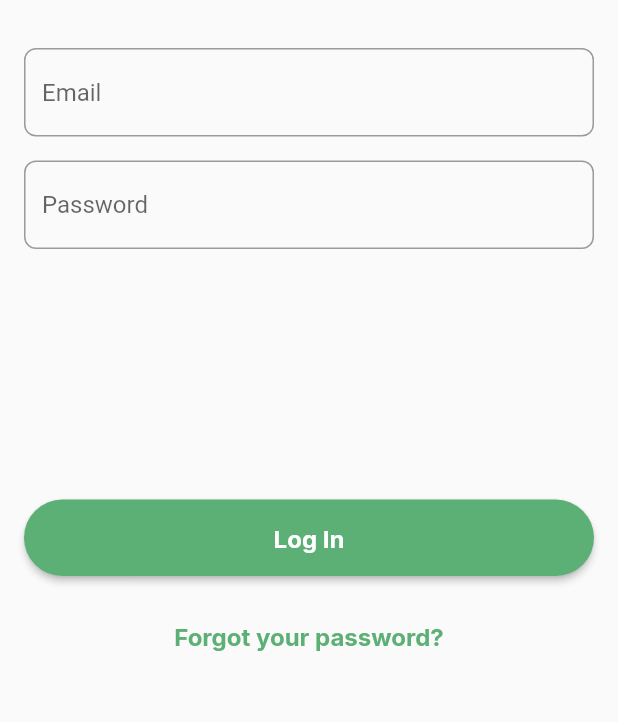
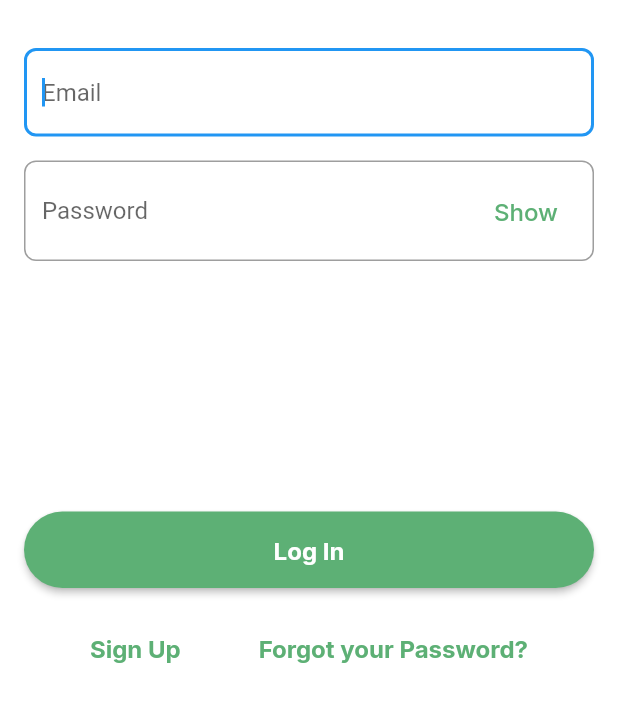
Before and after one commit to agunghanifan/Project_Nyemplung, a Flutter app: the screen it shows after launch, on a phone screen of 412 x 824 dp, the part 102-824 px from its top. Run offline on Flutter 3.47's test engine with Material 2 defaults, Android fonts, the phone set to English and light mode, and no system bars; our stand-ins replace google_fonts.

Commit message:
add new signup page and recovery account page, modify login page for add setState Obscure on TextFormField and add new button recovery account page

```diff
--- a/wontfail/lib/pages/login_page.dart
+++ b/wontfail/lib/pages/login_page.dart
@@ -1,4 +1,6 @@
 import "package:flutter/material.dart";
+import 'package:wontfail/pages/recovery_acc_page.dart';
+import "package:wontfail/pages/signup_page.dart";
 import "package:wontfail/themes.dart";
 
 class LoginPage extends StatefulWidget {
@@ -10,10 +12,12 @@ class LoginPage extends StatefulWidget {
 
 class _LoginPageState extends State<LoginPage> {
   final _formKey = GlobalKey<FormState>();
+  bool _isObscure = true;
 
   @override
   Widget build(BuildContext context) {
     return Scaffold(
+        backgroundColor: whiteColor,
         body: SafeArea(
             bottom: false,
             child: Padding(
@@ -33,12 +37,12 @@ class _LoginPageState extends State<LoginPage> {
                         child: Column(
                           children: [
                             TextFormField(
+                              autofocus: true,
                               decoration: InputDecoration(
                                   hintText: 'Email',
                                   border: OutlineInputBorder(
                                     borderRadius: BorderRadius.circular(8),
-                                      borderSide:
-                                          BorderSide(color: blackColor))),
+                                  )),
                               validator: (value) {
                                 if (value == null || value.isEmpty) {
                                   return 'Please enter some text';
@@ -54,9 +58,25 @@ class _LoginPageState extends State<LoginPage> {
                                 hintText: 'Password',
                                 border: OutlineInputBorder(
                                   borderRadius: BorderRadius.circular(8),
-                                      borderSide:
-                                          BorderSide(color: blackColor))),
-                              obscureText: true,
+                                ),
+                                suffixIcon: TextButton(
+                                  onPressed: () {
+                                    print('trigger show');
+                                    setState(() {
+                                      _isObscure = !_isObscure;
+                                    });
+                                  },
+                                  child: Container(
+                                      padding: const EdgeInsets.symmetric(
+                                          vertical: 16, horizontal: 16),
+                                      child: Text(
+                                        'Show',
+                                        style: buttonTextTextStyle.copyWith(
+                                            fontWeight: FontWeight.w500),
+                                      )),
+                                ),
+                              ),
+                              obscureText: _isObscure,
                               validator: (value) {
                                 if (value == null || value.isEmpty) {
                                   return 'Please enter the Password';
@@ -76,14 +96,17 @@ class _LoginPageState extends State<LoginPage> {
                                   if (_formKey.currentState!.validate()) {
                                     ScaffoldMessenger.of(context).showSnackBar(
                                       const SnackBar(
-                                            content: Text('Processing Data')));
+                                        content: Text('Processing Data'),
+                                      ),
+                                    );
                                   }
                                 },
                                 style: ElevatedButton.styleFrom(
                                   backgroundColor: greenColor,
                                   shape: RoundedRectangleBorder(
-                                        borderRadius:
-                                            BorderRadius.circular(100))),
+                                    borderRadius: BorderRadius.circular(100),
+                                  ),
+                                ),
                                 child: Text(
                                   'Log In',
                                   style: buttonTextStyle,
@@ -95,14 +118,46 @@ class _LoginPageState extends State<LoginPage> {
                     const SizedBox(
                       height: 16,
                     ),
+                    Row(
+                      mainAxisAlignment: MainAxisAlignment.spaceEvenly,
+                      children: [
                         TextButton(
                           onPressed: () {
+                            showModalBottomSheet(
+                                context: context,
+                                isScrollControlled: true,
+                                builder: (context) => FractionallySizedBox(
+                                      heightFactor: 0.95,
+                                      child: SignUpPage(
+                                        key: widget.key,
+                                      ),
+                                    ));
                             print('Trigger Forgot password');
                           },
                           child: Text(
-                          'Forgot your password?',
+                            'Sign Up',
                             style: buttonTextTextStyle,
-                        ))
+                          ),
+                        ),
+                        TextButton(
+                          onPressed: () {
+                            Navigator.push(
+                              context,
+                              MaterialPageRoute(
+                                builder: (context) => RecoveryAccountPage(
+                                  key: widget.key,
+                                ),
+                              ),
+                            );
+                            print('Trigger Forgot password');
+                          },
+                          child: Text(
+                            'Forgot your Password?',
+                            style: buttonTextTextStyle,
+                          ),
+                        ),
+                      ],
+                    )
                   ],
                 ),
               ),
--- a/wontfail/lib/themes.dart
+++ b/wontfail/lib/themes.dart
@@ -12,5 +12,6 @@ TextStyle buttonTextStyle = GoogleFonts.inter(
     color: whiteColor, fontWeight: FontWeight.bold, fontSize: 16);
 TextStyle buttonTextTextStyle = GoogleFonts.inter(
     color: greenColor, fontWeight: FontWeight.bold, fontSize: 16);
+TextStyle commonTextStyle = GoogleFonts.inter(color: blackColor, fontSize: 14);
 
 double edge = 16;
--- a/wontfail/pubspec.yaml
+++ b/wontfail/pubspec.yaml
@@ -60,8 +60,8 @@ flutter:
   uses-material-design: true
 
   # To add assets to your application, add an assets section, like this:
-  # assets:
-  #   - images/a_dot_burr.jpeg
+  assets:
+    - assets/icon/
   #   - images/a_dot_ham.jpeg
 
   # An image asset can refer to one or more resolution-specific "variants", see
```
Also changed, not shown: wontfail/lib/pages/recovery_acc_page.dart (added, +21 -0 lines), wontfail/lib/pages/signup_page.dart (added, +213 -0 lines), wontfail/assets/icon/out.png (added). Lines whose indentation alone changed are shown as unchanged.
